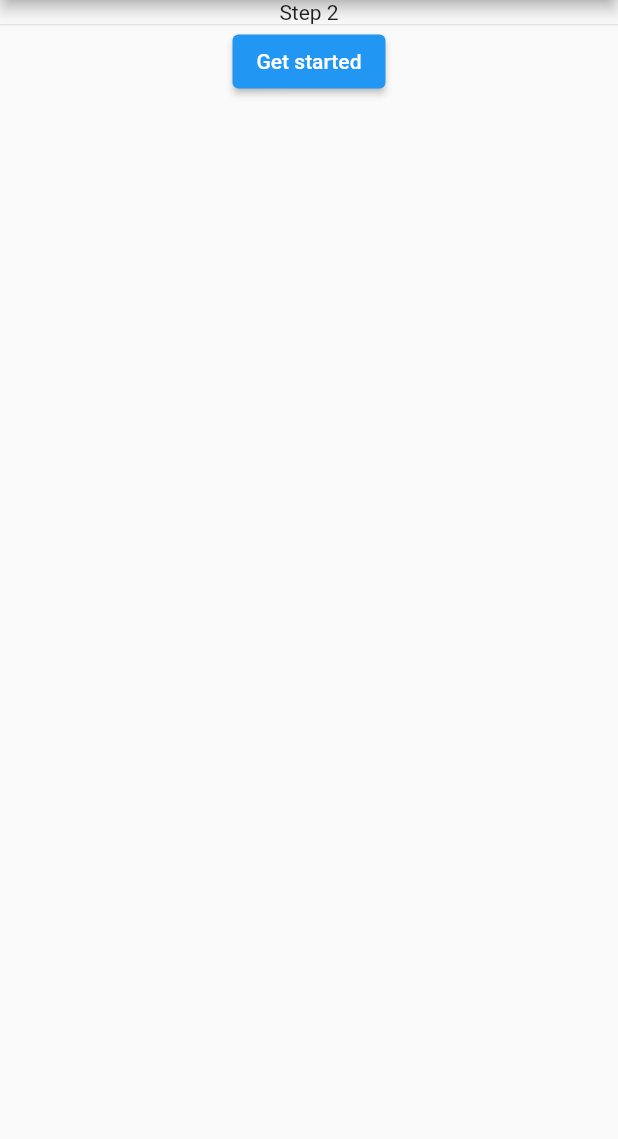
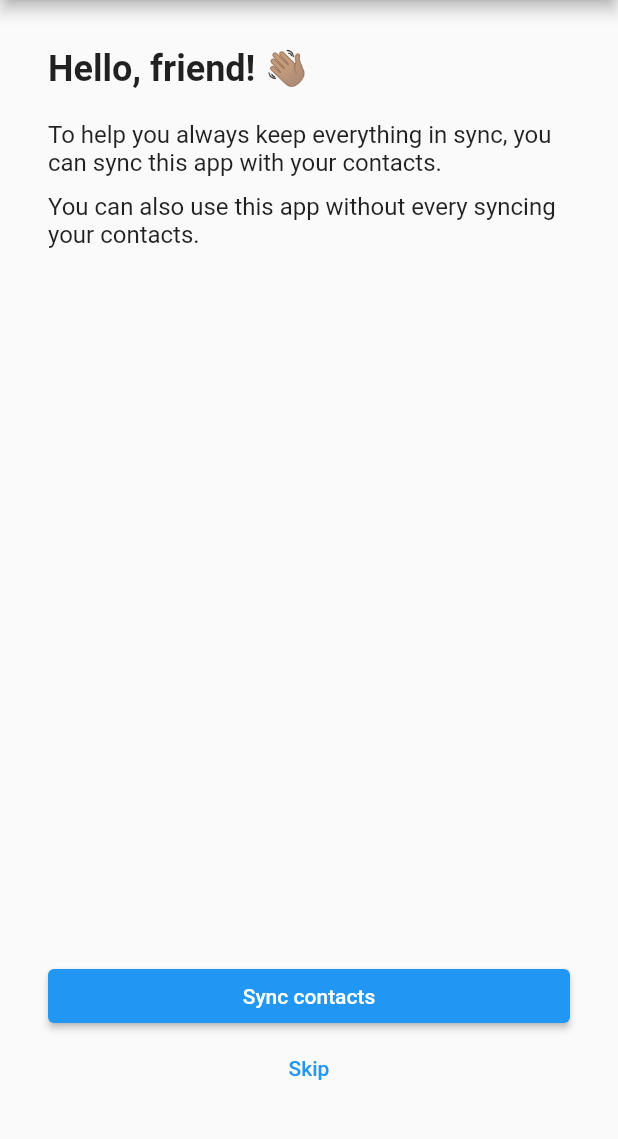
Before and after one commit to AntonioVdlC/cumple, a Flutter app: the screen it shows after launch, after a tap on "Get started", on a phone screen of 412 x 824 dp, the part 84-1223 px from its top. Run offline on Flutter 3.47's test engine with Material 2 defaults, Android fonts, the phone set to English and light mode, and no system bars.

Commit message:
Add onboarding steps

```diff
--- a/app/lib/onboarding/main.dart
+++ b/app/lib/onboarding/main.dart
@@ -1,9 +1,9 @@
 import 'package:flutter/material.dart';
 
-import 'steps/step1.dart';
-import 'steps/step2.dart';
-import 'steps/step3.dart';
-import 'steps/step4.dart';
+import 'steps/welcome.dart';
+import 'steps/sync.dart';
+import 'steps/notifications.dart';
+import 'steps/finish.dart';
 
 class OnBoarding extends StatefulWidget {
   final Function() onComplete;
@@ -39,13 +39,13 @@ class _OnBoardingState extends State<OnBoarding> {
       ),
       body: Center(
         child: _currentStep == 0
-            ? OnBoardingStep1(onNext: _onNext)
+            ? Welcome(onNext: _onNext)
             : _currentStep == 1
-                ? OnBoardingStep2(onNext: _onNext)
+                ? Sync(onNext: _onNext)
                 : _currentStep == 2
-                    ? OnBoardingStep3(onNext: _onNext)
+                    ? Notifications(onNext: _onNext)
                     : _currentStep == 3
-                        ? OnBoardingStep4(onNext: _onNext)
+                        ? Finish(onNext: _onNext)
                         : null,
       ),
     );
--- a/app/lib/onboarding/steps/step1.dart
+++ /dev/null
@@ -1,25 +0,0 @@
-import 'package:flutter/material.dart';
-
-class OnBoardingStep1 extends StatelessWidget {
-  final Function() onNext;
-  const OnBoardingStep1({
-    Key? key,
-    required this.onNext,
-  }) : super(key: key);
-
-  @override
-  Widget build(BuildContext context) {
-    return Container(
-      child: Column(
-        children: [
-          Text('Step 1'),
-          Divider(height: 1.0),
-          ElevatedButton(
-            onPressed: onNext,
-            child: Text('Get started'),
-          )
-        ],
-      ),
-    );
-  }
-}
--- a/app/lib/onboarding/steps/step2.dart
+++ /dev/null
@@ -1,25 +0,0 @@
-import 'package:flutter/material.dart';
-
-class OnBoardingStep2 extends StatelessWidget {
-  final Function() onNext;
-  const OnBoardingStep2({
-    Key? key,
-    required this.onNext,
-  }) : super(key: key);
-
-  @override
-  Widget build(BuildContext context) {
-    return Container(
-      child: Column(
-        children: [
-          Text('Step 2'),
-          Divider(height: 1.0),
-          ElevatedButton(
-            onPressed: onNext,
-            child: Text('Get started'),
-          )
-        ],
-      ),
-    );
-  }
-}
--- a/app/lib/onboarding/steps/step3.dart
+++ /dev/null
@@ -1,25 +0,0 @@
-import 'package:flutter/material.dart';
-
-class OnBoardingStep3 extends StatelessWidget {
-  final Function() onNext;
-  const OnBoardingStep3({
-    Key? key,
-    required this.onNext,
-  }) : super(key: key);
-
-  @override
-  Widget build(BuildContext context) {
-    return Container(
-      child: Column(
-        children: [
-          Text('Step 3'),
-          Divider(height: 1.0),
-          ElevatedButton(
-            onPressed: onNext,
-            child: Text('Get started'),
-          )
-        ],
-      ),
-    );
-  }
-}
--- /dev/null
+++ b/app/lib/onboarding/steps/sync.dart
@@ -0,0 +1,74 @@
+import 'package:flutter/material.dart';
+
+class Sync extends StatelessWidget {
+  final Function() onNext;
+  const Sync({
+    Key? key,
+    required this.onNext,
+  }) : super(key: key);
+
+  void _syncContacts() {
+    // TODO: Sync contacts
+    // TODO: Save sync setting value
+    onNext();
+  }
+
+  @override
+  Widget build(BuildContext context) {
+    return Container(
+      padding: const EdgeInsets.all(32.0),
+      child: Column(
+        mainAxisAlignment: MainAxisAlignment.spaceBetween,
+        crossAxisAlignment: CrossAxisAlignment.stretch,
+        children: [
+          Column(
+            crossAxisAlignment: CrossAxisAlignment.start,
+            children: [
+              Text(
+                'Hello, friend! 👋🏽',
+                textAlign: TextAlign.start,
+                style: TextStyle(
+                  fontSize: 24,
+                  fontWeight: FontWeight.bold,
+                ),
+              ),
+              SizedBox(
+                height: 20,
+              ),
+              Text(
+                'To help you always keep everything in sync, you can sync this app with your contacts.',
+                textAlign: TextAlign.start,
+                style: TextStyle(
+                  fontSize: 16,
+                ),
+              ),
+              SizedBox(
+                height: 10,
+              ),
+              Text(
+                'You can also use this app without every syncing your contacts.',
+                textAlign: TextAlign.start,
+                style: TextStyle(
+                  fontSize: 16,
+                ),
+              )
+            ],
+          ),
+          Column(
+            crossAxisAlignment: CrossAxisAlignment.stretch,
+            children: <Widget>[
+              ElevatedButton(
+                onPressed: _syncContacts,
+                child: Text('Sync contacts'),
+              ),
+              TextButton(
+                onPressed: onNext,
+                child: Text('Skip'),
+              ),
+            ],
+          )
+        ],
+      ),
+    );
+  }
+}
--- /dev/null
+++ b/app/lib/onboarding/steps/welcome.dart
@@ -0,0 +1,59 @@
+import 'package:flutter/material.dart';
+
+class Welcome extends StatelessWidget {
+  final Function() onNext;
+  const Welcome({
+    Key? key,
+    required this.onNext,
+  }) : super(key: key);
+
+  @override
+  Widget build(BuildContext context) {
+    return Container(
+      padding: const EdgeInsets.all(32.0),
+      child: Column(
+        mainAxisAlignment: MainAxisAlignment.spaceBetween,
+        crossAxisAlignment: CrossAxisAlignment.stretch,
+        children: [
+          Column(
+            crossAxisAlignment: CrossAxisAlignment.start,
+            children: [
+              Text(
+                'Hello, friend! 👋🏽',
+                textAlign: TextAlign.left,
+                style: TextStyle(
+                  fontSize: 24,
+                  fontWeight: FontWeight.bold,
+                ),
+              ),
+              SizedBox(
+                height: 20,
+              ),
+              Text(
+                'Do you happen to forget birthdays quite often since you’ve decided to walk away from social media?',
+                textAlign: TextAlign.left,
+                style: TextStyle(
+                  fontSize: 16,
+                ),
+              ),
+              SizedBox(
+                height: 10,
+              ),
+              Text(
+                'Fear not, for this app is made for you!',
+                textAlign: TextAlign.left,
+                style: TextStyle(
+                  fontSize: 16,
+                ),
+              ),
+            ],
+          ),
+          ElevatedButton(
+            onPressed: onNext,
+            child: Text('Get started'),
+          )
+        ],
+      ),
+    );
+  }
+}
```
Also changed, not shown: app/lib/onboarding/steps/finish.dart (added, +59 -0 lines), app/lib/onboarding/steps/notifications.dart (added, +84 -0 lines), app/lib/onboarding/steps/step4.dart (deleted, +0 -25 lines).
